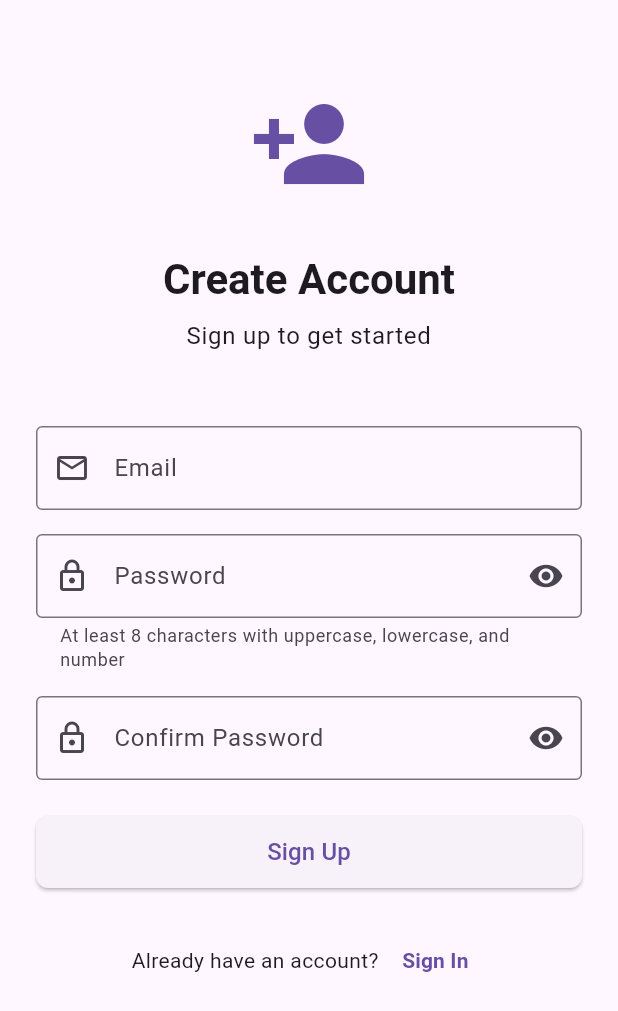
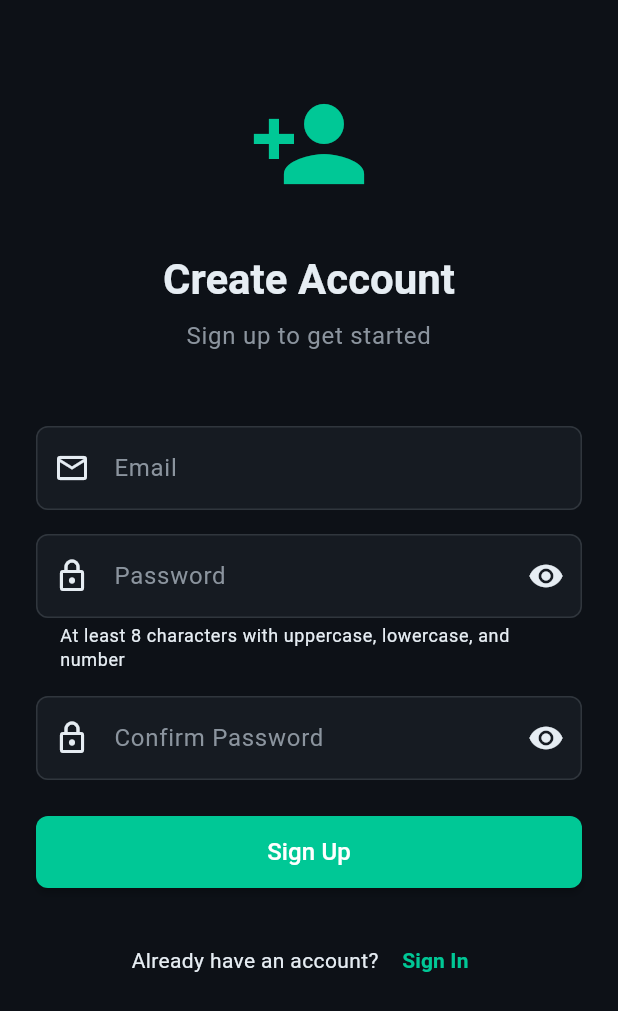
Before and after one commit to SQ77/MarketMirror, a Flutter app: the screen it shows after launch, after a tap on "Sign Up", on a phone screen of 412 x 824 dp. Shown: the top 1011 px of the screen. Run offline on Flutter 3.47's test engine with Material 3 defaults, Android fonts, the phone set to English and light mode, and no system bars; our stand-ins replace flutter_dotenv, supabase_flutter; accounts and stored records are empty.

Commit message:
Change theme to darker colours

```diff
--- a/lib/main.dart
+++ b/lib/main.dart
@@ -2,6 +2,7 @@ import 'package:flutter/material.dart';
 import 'package:marketmirror/auth/auth_gate.dart';
 import 'package:supabase_flutter/supabase_flutter.dart';
 import 'package:flutter_dotenv/flutter_dotenv.dart';
+import 'package:marketmirror/theme.dart';
 
 Future main() async {
   await dotenv.load();
@@ -21,6 +22,10 @@ class MyApp extends StatelessWidget {
 
   @override
   Widget build(BuildContext context) {
-    return MaterialApp(home: AuthGate(), debugShowCheckedModeBanner: false);
+    return MaterialApp(
+      home: AuthGate(),
+      debugShowCheckedModeBanner: false,
+      theme: AppTheme.darkTheme,
+    );
   }
 }
--- a/lib/pages/main_page.dart
+++ b/lib/pages/main_page.dart
@@ -4,7 +4,7 @@ import 'package:marketmirror/pages/news/trending_page.dart';
 import 'package:marketmirror/pages/news/hottest_page.dart';
 import 'package:marketmirror/pages/userAppBar/user_appbar.dart';
 import 'package:marketmirror/pages/userAppBar/user_navigationdrawer.dart';
-
+import 'package:marketmirror/theme.dart';
 
 class MainPage extends StatefulWidget {
   const MainPage({super.key});
@@ -29,14 +29,19 @@ class _MainPageState extends State<MainPage> {
   @override
   Widget build(BuildContext context) {
     return Scaffold(
+      backgroundColor: AppTheme.darkBackground,
       appBar: const UserAppbar(),
       drawer: const UserNavigationdrawer(),
       body: pages[currentPage],
       floatingActionButton: FloatingActionButton(
+        backgroundColor: AppTheme.primaryGreen,
         child: const Icon(Icons.message),
         onPressed: () => _showChatTab(),
       ),
       bottomNavigationBar: BottomNavigationBar(
+        backgroundColor: AppTheme.surfaceColor,
+        selectedItemColor: AppTheme.primaryGreen,
+        unselectedItemColor: AppTheme.textSecondary,
         currentIndex: currentPage,
         onTap: (value) {
           setState(() {
--- a/lib/pages/userAppBar/user_appbar.dart
+++ b/lib/pages/userAppBar/user_appbar.dart
@@ -14,7 +14,6 @@ class UserAppbar extends StatelessWidget implements PreferredSizeWidget {
               onPressed: () => Scaffold.of(context).openDrawer(),
             ),
       ),
-      backgroundColor: const Color.fromARGB(255, 212, 181, 212),
       title: const Text("Market Mirror"),
       actions: [const UserProfile()],
     );
--- /dev/null
+++ b/lib/theme.dart
@@ -0,0 +1,183 @@
+import 'package:flutter/material.dart';
+
+class AppTheme {
+  // Color constants
+  static const Color primaryGreen = Color(0xFF00C896);
+  static const Color primaryRed = Color(0xFFFF4757);
+  static const Color darkBackground = Color(0xFF0D1117);
+  static const Color surfaceColor = Color(0xFF161B22);
+  static const Color cardColor = Color(0xFF21262D);
+  static const Color textPrimary = Color(0xFFE6EDF3);
+  static const Color textSecondary = Color(0xFF8B949E);
+  static const Color borderColor = Color(0xFF30363D);
+
+  static ThemeData get darkTheme {
+    return ThemeData(
+      brightness: Brightness.dark,
+      primaryColor: primaryGreen,
+      scaffoldBackgroundColor: darkBackground,
+
+      colorScheme: const ColorScheme.dark(
+        primary: primaryGreen,
+        secondary: primaryRed,
+        surface: surfaceColor,
+        onSurface: textPrimary,
+        onPrimary: Colors.white,
+        onSecondary: Colors.white,
+      ),
+
+      // App Bar Theme
+      appBarTheme: const AppBarTheme(
+        backgroundColor: darkBackground,
+        foregroundColor: textPrimary,
+        elevation: 0,
+        centerTitle: true,
+        titleTextStyle: TextStyle(
+          color: textPrimary,
+          fontSize: 18,
+          fontWeight: FontWeight.w600,
+        ),
+      ),
+
+      // Card Theme
+      cardTheme: CardTheme(
+        color: cardColor,
+        elevation: 2,
+        shape: RoundedRectangleBorder(
+          borderRadius: BorderRadius.circular(12),
+          side: const BorderSide(color: borderColor, width: 1),
+        ),
+      ),
+
+      // Button Themes
+      elevatedButtonTheme: ElevatedButtonThemeData(
+        style: ElevatedButton.styleFrom(
+          backgroundColor: primaryGreen,
+          foregroundColor: Colors.white,
+          shape: RoundedRectangleBorder(borderRadius: BorderRadius.circular(8)),
+          elevation: 2,
+          padding: const EdgeInsets.symmetric(horizontal: 24, vertical: 12),
+        ),
+      ),
+
+      outlinedButtonTheme: OutlinedButtonThemeData(
+        style: OutlinedButton.styleFrom(
+          foregroundColor: primaryGreen,
+          side: const BorderSide(color: primaryGreen),
+          shape: RoundedRectangleBorder(borderRadius: BorderRadius.circular(8)),
+          padding: const EdgeInsets.symmetric(horizontal: 24, vertical: 12),
+        ),
+      ),
+
+      textButtonTheme: TextButtonThemeData(
+        style: TextButton.styleFrom(
+          foregroundColor: primaryGreen,
+          shape: RoundedRectangleBorder(borderRadius: BorderRadius.circular(8)),
+        ),
+      ),
+
+      // Input Decoration Theme
+      inputDecorationTheme: InputDecorationTheme(
+        filled: true,
+        fillColor: surfaceColor,
+        border: OutlineInputBorder(
+          borderRadius: BorderRadius.circular(8),
+          borderSide: const BorderSide(color: borderColor),
+        ),
+        enabledBorder: OutlineInputBorder(
+          borderRadius: BorderRadius.circular(8),
+          borderSide: const BorderSide(color: borderColor),
+        ),
+        focusedBorder: OutlineInputBorder(
+          borderRadius: BorderRadius.circular(8),
+          borderSide: const BorderSide(color: primaryGreen, width: 2),
+        ),
+        labelStyle: const TextStyle(color: textSecondary),
+        hintStyle: const TextStyle(color: textSecondary),
+      ),
+
+      // Text Themes
+      textTheme: const TextTheme(
+        displayLarge: TextStyle(
+          color: textPrimary,
+          fontWeight: FontWeight.bold,
+        ),
+        displayMedium: TextStyle(
+          color: textPrimary,
+          fontWeight: FontWeight.bold,
+        ),
+        displaySmall: TextStyle(
+          color: textPrimary,
+          fontWeight: FontWeight.bold,
+        ),
+        headlineLarge: TextStyle(
+          color: textPrimary,
+          fontWeight: FontWeight.w600,
+        ),
+        headlineMedium: TextStyle(
+          color: textPrimary,
+          fontWeight: FontWeight.w600,
+        ),
+        headlineSmall: TextStyle(
+          color: textPrimary,
+          fontWeight: FontWeight.w600,
+        ),
+        titleLarge: TextStyle(color: textPrimary, fontWeight: FontWeight.w600),
+        titleMedium: TextStyle(color: textPrimary, fontWeight: FontWeight.w500),
+        titleSmall: TextStyle(color: textPrimary, fontWeight: FontWeight.w500),
+        bodyLarge: TextStyle(color: textPrimary),
+        bodyMedium: TextStyle(color: textPrimary),
+        bodySmall: TextStyle(color: textSecondary),
+        labelLarge: TextStyle(color: textPrimary, fontWeight: FontWeight.w500),
+        labelMedium: TextStyle(color: textSecondary),
+        labelSmall: TextStyle(color: textSecondary),
+      ),
+
+      // Bottom Navigation Theme
+      bottomNavigationBarTheme: const BottomNavigationBarThemeData(
+        backgroundColor: surfaceColor,
+        selectedItemColor: primaryGreen,
+        unselectedItemColor: textSecondary,
+        type: BottomNavigationBarType.fixed,
+        elevation: 8,
+      ),
+
+      // Divider Theme
+      dividerTheme: const DividerThemeData(color: borderColor, thickness: 1),
+
+      // Icon Theme
+      iconTheme: const IconThemeData(color: textSecondary),
+
+      // Switch Theme
+      switchTheme: SwitchThemeData(
+        thumbColor: WidgetStateProperty.resolveWith((states) {
+          if (states.contains(WidgetState.selected)) {
+            return primaryGreen;
+          }
+          return textSecondary;
+        }),
+        trackColor: WidgetStateProperty.resolveWith((states) {
+          if (states.contains(WidgetState.selected)) {
+            return primaryGreen.withValues();
+          }
+          return borderColor;
+        }),
+      ),
+
+      // Chip Theme
+      chipTheme: const ChipThemeData(
+        backgroundColor: surfaceColor,
+        labelStyle: TextStyle(color: textPrimary),
+        side: BorderSide(color: borderColor),
+        shape: RoundedRectangleBorder(
+          borderRadius: BorderRadius.all(Radius.circular(16)),
+        ),
+      ),
+    );
+  }
+
+  // Helper method to get text color based on background
+  static Color getTextColor({required bool isPrimary}) {
+    return isPrimary ? textPrimary : textSecondary;
+  }
+}
```
